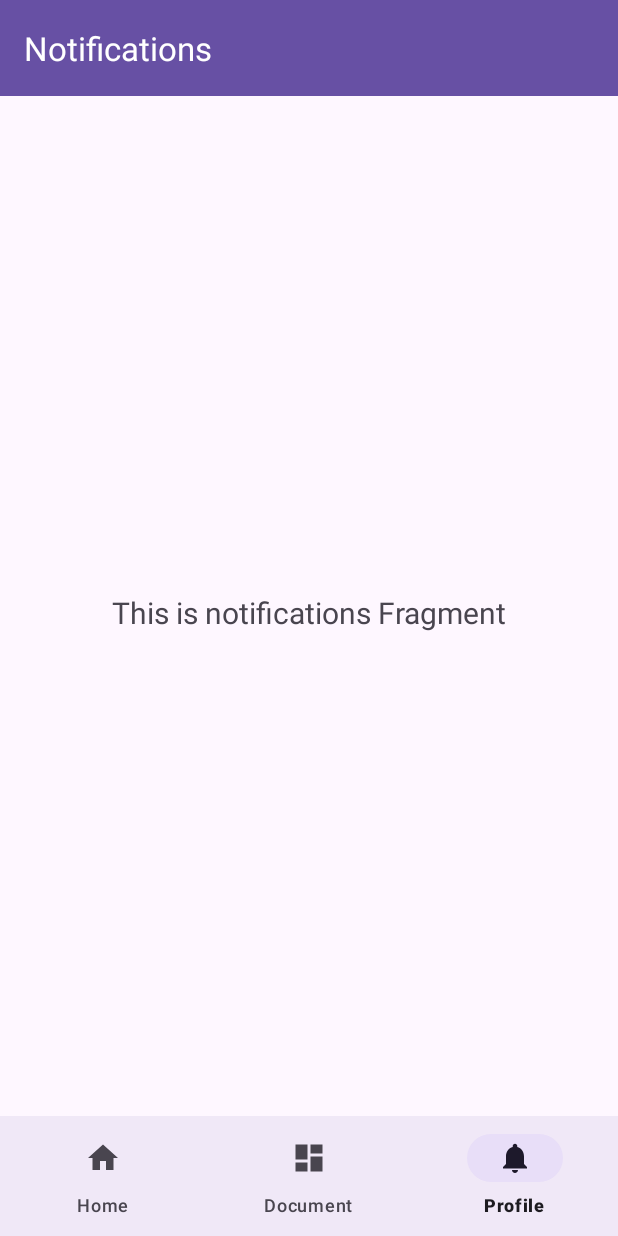
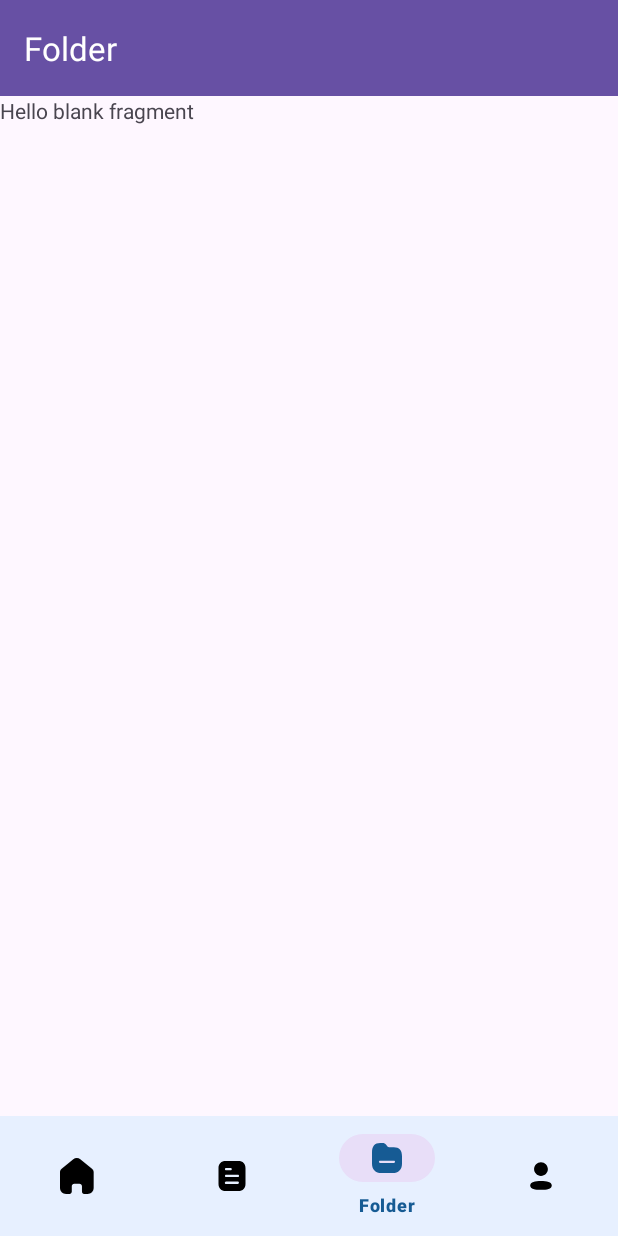
Before and after one commit to dokumin-team/dokumin-mobile-dev, an Android app: the screen it shows after launch (MainActivity), item 3 of the bottom bar chosen, on a phone screen of 412 x 824 dp. Run offline under Robolectric (Android 15) with nearby library versions, the phone set to English and light mode, and no system bars; our stand-ins replace navigation-ui.

Commit message:
fix : bottom navigation
menambahkan menu baru di bottom navigation dan merubah warna aktif nya

```diff
--- a/app/src/main/java/com/example/dokumin/ui/MainActivity.kt
+++ b/app/src/main/java/com/example/dokumin/ui/MainActivity.kt
@@ -27,7 +27,7 @@ class MainActivity : AppCompatActivity() {
 
         val appBarConfiguration = AppBarConfiguration(
             setOf(
-                R.id.navigation_home, R.id.navigation_document, R.id.navigation_profile
+                R.id.navigation_home, R.id.navigation_document, R.id.navigation_profile, R.id.navigation_folder
             )
         )
         setupActionBarWithNavController(navController, appBarConfiguration)
--- /dev/null
+++ b/app/src/main/java/com/example/dokumin/ui/folder/FolderFragment.kt
@@ -0,0 +1,60 @@
+package com.example.dokumin.ui.folder
+
+import android.os.Bundle
+import androidx.fragment.app.Fragment
+import android.view.LayoutInflater
+import android.view.View
+import android.view.ViewGroup
+import com.example.dokumin.R
+
+// TODO: Rename parameter arguments, choose names that match
+// the fragment initialization parameters, e.g. ARG_ITEM_NUMBER
+private const val ARG_PARAM1 = "param1"
+private const val ARG_PARAM2 = "param2"
+
+/**
+ * A simple [Fragment] subclass.
+ * Use the [FolderFragment.newInstance] factory method to
+ * create an instance of this fragment.
+ */
+class FolderFragment : Fragment() {
+    // TODO: Rename and change types of parameters
+    private var param1: String? = null
+    private var param2: String? = null
+
+    override fun onCreate(savedInstanceState: Bundle?) {
+        super.onCreate(savedInstanceState)
+        arguments?.let {
+            param1 = it.getString(ARG_PARAM1)
+            param2 = it.getString(ARG_PARAM2)
+        }
+    }
+
+    override fun onCreateView(
+        inflater: LayoutInflater, container: ViewGroup?,
+        savedInstanceState: Bundle?
+    ): View? {
+        // Inflate the layout for this fragment
+        return inflater.inflate(R.layout.fragment_folder, container, false)
+    }
+
+    companion object {
+        /**
+         * Use this factory method to create a new instance of
+         * this fragment using the provided parameters.
+         *
+         * @param param1 Parameter 1.
+         * @param param2 Parameter 2.
+         * @return A new instance of fragment FolderFragment.
+         */
+        // TODO: Rename and change types and number of parameters
+        @JvmStatic
+        fun newInstance(param1: String, param2: String) =
+            FolderFragment().apply {
+                arguments = Bundle().apply {
+                    putString(ARG_PARAM1, param1)
+                    putString(ARG_PARAM2, param2)
+                }
+            }
+    }
+}
--- /dev/null
+++ b/app/src/main/res/drawable/bottom_nav_item_icon_color.xml
@@ -0,0 +1,5 @@
+<?xml version="1.0" encoding="utf-8"?>
+<selector xmlns:android="http://schemas.android.com/apk/res/android">
+    <item android:color="@color/ocean_blue" android:state_checked="true" />
+    <item android:color="@color/black" android:state_checked="false" />
+</selector>
--- /dev/null
+++ b/app/src/main/res/drawable/ic_docs_black.xml
@@ -0,0 +1,10 @@
+<vector xmlns:android="http://schemas.android.com/apk/res/android"
+    android:width="24dp"
+    android:height="24dp"
+    android:viewportWidth="24"
+    android:viewportHeight="24">
+  <path
+      android:pathData="M7.81,2H16.191C19.28,2 21,3.78 21,6.83V17.16C21,20.26 19.28,22 16.191,22H7.81C4.77,22 3,20.26 3,17.16V6.83C3,3.78 4.77,2 7.81,2ZM8.08,6.66V6.65H11.069C11.5,6.65 11.85,7 11.85,7.429C11.85,7.87 11.5,8.22 11.069,8.22H8.08C7.649,8.22 7.3,7.87 7.3,7.44C7.3,7.01 7.649,6.66 8.08,6.66ZM8.08,12.74H15.92C16.35,12.74 16.7,12.39 16.7,11.96C16.7,11.53 16.35,11.179 15.92,11.179H8.08C7.649,11.179 7.3,11.53 7.3,11.96C7.3,12.39 7.649,12.74 8.08,12.74ZM8.08,17.31H15.92C16.319,17.27 16.62,16.929 16.62,16.53C16.62,16.12 16.319,15.78 15.92,15.74H8.08C7.78,15.71 7.49,15.85 7.33,16.11C7.17,16.36 7.17,16.69 7.33,16.95C7.49,17.2 7.78,17.35 8.08,17.31Z"
+      android:fillColor="#000000"
+      android:fillType="evenOdd"/>
+</vector>
--- /dev/null
+++ b/app/src/main/res/drawable/ic_folder_black.xml
@@ -0,0 +1,10 @@
+<vector xmlns:android="http://schemas.android.com/apk/res/android"
+    android:width="30dp"
+    android:height="30dp"
+    android:viewportWidth="30"
+    android:viewportHeight="30">
+  <path
+      android:pathData="M16.813,6.1H20.65C25.263,6.1 27.513,8.563 27.5,13.613V19.7C27.5,24.525 24.525,27.5 19.688,27.5H10.3C5.488,27.5 2.5,24.525 2.5,19.688V10.3C2.5,5.125 4.8,2.5 9.337,2.5H11.313C12.476,2.488 13.563,3.025 14.275,3.938L15.375,5.4C15.725,5.838 16.25,6.1 16.813,6.1ZM9.212,19.113H20.788C21.3,19.113 21.712,18.688 21.712,18.175C21.712,17.65 21.3,17.238 20.788,17.238H9.212C8.688,17.238 8.275,17.65 8.275,18.175C8.275,18.688 8.688,19.113 9.212,19.113Z"
+      android:fillColor="#000000"
+      android:fillType="evenOdd"/>
+</vector>
--- /dev/null
+++ b/app/src/main/res/drawable/ic_home_black.xml
@@ -0,0 +1,10 @@
+<vector xmlns:android="http://schemas.android.com/apk/res/android"
+    android:width="24dp"
+    android:height="25dp"
+    android:viewportWidth="24"
+    android:viewportHeight="25">
+  <path
+      android:pathData="M8.322,23.464V19.631C8.321,18.656 9.116,17.864 10.101,17.857H13.709C14.698,17.857 15.501,18.651 15.501,19.631V23.476C15.5,24.304 16.168,24.981 17.004,25H19.409C21.806,25 23.75,23.076 23.75,20.702V9.797C23.737,8.864 23.294,7.987 22.548,7.416L14.322,0.857C12.881,-0.286 10.833,-0.286 9.392,0.857L1.203,7.428C0.453,7.996 0.009,8.875 0,9.809V20.702C0,23.076 1.944,25 4.341,25H6.746C7.603,25 8.297,24.312 8.297,23.464"
+      android:fillColor="#000000"
+      android:fillType="evenOdd"/>
+</vector>
--- /dev/null
+++ b/app/src/main/res/drawable/ic_profile_black.xml
@@ -0,0 +1,14 @@
+<vector xmlns:android="http://schemas.android.com/apk/res/android"
+    android:width="30dp"
+    android:height="30dp"
+    android:viewportWidth="30"
+    android:viewportHeight="30">
+  <path
+      android:pathData="M14.981,19.183C10.147,19.183 6.018,19.914 6.018,22.841C6.018,25.768 10.12,26.526 14.981,26.526C19.816,26.526 23.943,25.794 23.943,22.867C23.943,19.941 19.842,19.183 14.981,19.183Z"
+      android:fillColor="#000000"
+      android:fillType="evenOdd"/>
+  <path
+      android:pathData="M14.981,15.007C18.154,15.007 20.725,12.435 20.725,9.262C20.725,6.09 18.154,3.518 14.981,3.518C11.809,3.518 9.236,6.09 9.236,9.262C9.225,12.424 11.78,14.997 14.941,15.007H14.981Z"
+      android:fillColor="#000000"
+      android:fillType="evenOdd"/>
+</vector>
--- a/app/src/main/res/layout/activity_main.xml
+++ b/app/src/main/res/layout/activity_main.xml
@@ -35,7 +35,9 @@
         android:id="@+id/nav_view"
         android:layout_width="0dp"
         android:layout_height="wrap_content"
-        android:background="?android:attr/windowBackground"
+        android:background="@color/alice_blue"
+        app:itemIconTint="@drawable/bottom_nav_item_icon_color"
+        app:itemTextColor="@drawable/bottom_nav_item_icon_color"
         app:layout_constraintBottom_toBottomOf="parent"
         app:layout_constraintLeft_toLeftOf="parent"
         app:layout_constraintRight_toRightOf="parent"
--- /dev/null
+++ b/app/src/main/res/layout/fragment_folder.xml
@@ -0,0 +1,14 @@
+<?xml version="1.0" encoding="utf-8"?>
+<FrameLayout xmlns:android="http://schemas.android.com/apk/res/android"
+    xmlns:tools="http://schemas.android.com/tools"
+    android:layout_width="match_parent"
+    android:layout_height="match_parent"
+    tools:context=".ui.folder.FolderFragment">
+
+    <!-- TODO: Update blank fragment layout -->
+    <TextView
+        android:layout_width="match_parent"
+        android:layout_height="match_parent"
+        android:text="@string/hello_blank_fragment" />
+
+</FrameLayout>
--- a/app/src/main/res/menu/bottom_nav_menu.xml
+++ b/app/src/main/res/menu/bottom_nav_menu.xml
@@ -3,17 +3,22 @@
 
     <item
         android:id="@+id/navigation_home"
-        android:icon="@drawable/ic_home_black_24dp"
+        android:icon="@drawable/ic_home_black"
         android:title="@string/title_home" />
 
     <item
         android:id="@+id/navigation_document"
-        android:icon="@drawable/ic_dashboard_black_24dp"
+        android:icon="@drawable/ic_docs_black"
         android:title="@string/document" />
 
     <item
+        android:id="@+id/navigation_folder"
+        android:icon="@drawable/ic_folder_black"
+        android:title="@string/folder" />
+
+    <item
         android:id="@+id/navigation_profile"
-        android:icon="@drawable/ic_notifications_black_24dp"
+        android:icon="@drawable/ic_profile_black"
         android:title="@string/profile" />
 
 </menu>
--- a/app/src/main/res/navigation/mobile_navigation.xml
+++ b/app/src/main/res/navigation/mobile_navigation.xml
@@ -18,6 +18,12 @@
         tools:layout="@layout/fragment_document" />
 
     <fragment
+        android:id="@+id/navigation_folder"
+        android:name="com.example.dokumin.ui.folder.FolderFragment"
+        android:label="@string/folder"
+        tools:layout="@layout/fragment_folder" />
+
+    <fragment
         android:id="@+id/navigation_profile"
         android:name="com.example.dokumin.ui.profile.ProfileFragment"
         android:label="@string/title_notifications"
--- a/app/src/main/res/values/strings.xml
+++ b/app/src/main/res/values/strings.xml
@@ -31,4 +31,5 @@
     <string name="title_notifications">Notifications</string>
     <string name="document">Document</string>
     <string name="profile">Profile</string>
+    <string name="folder">Folder</string>
 </resources>
```
